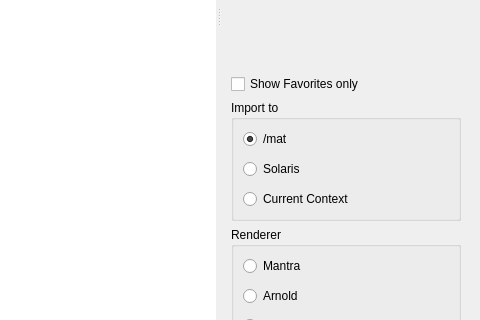
eglaubauf/egMatLib, file scripts/python/matlib/ui/matlib.ui: the form before one commit; both pictures show x 320 to 800 and y 404 to 724 of the 800 by 821 pixel window.
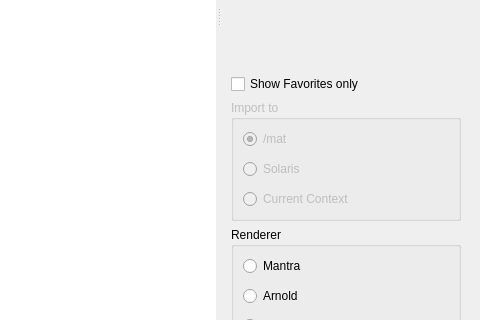
The form after the commit.

Commit message: hide import group - feature to be removed

```diff
--- a/scripts/python/matlib/ui/matlib.ui
+++ b/scripts/python/matlib/ui/matlib.ui
@@ -492,7 +492,10 @@
              </widget>
             </item>
             <item>
-             <widget class="QGroupBox" name="groupBox_2">
+             <widget class="QGroupBox" name="import_group">
+              <property name="enabled">
+               <bool>false</bool>
+              </property>
               <property name="title">
                <string>Import to</string>
               </property>
```
The commit also changes 1 other file.
